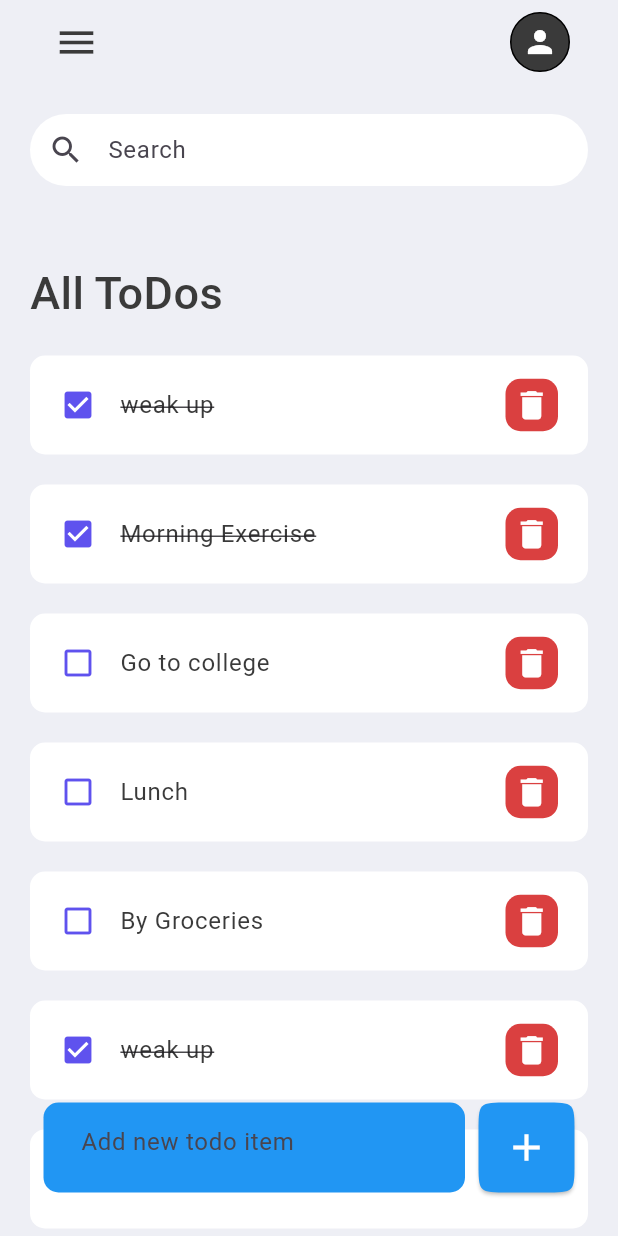
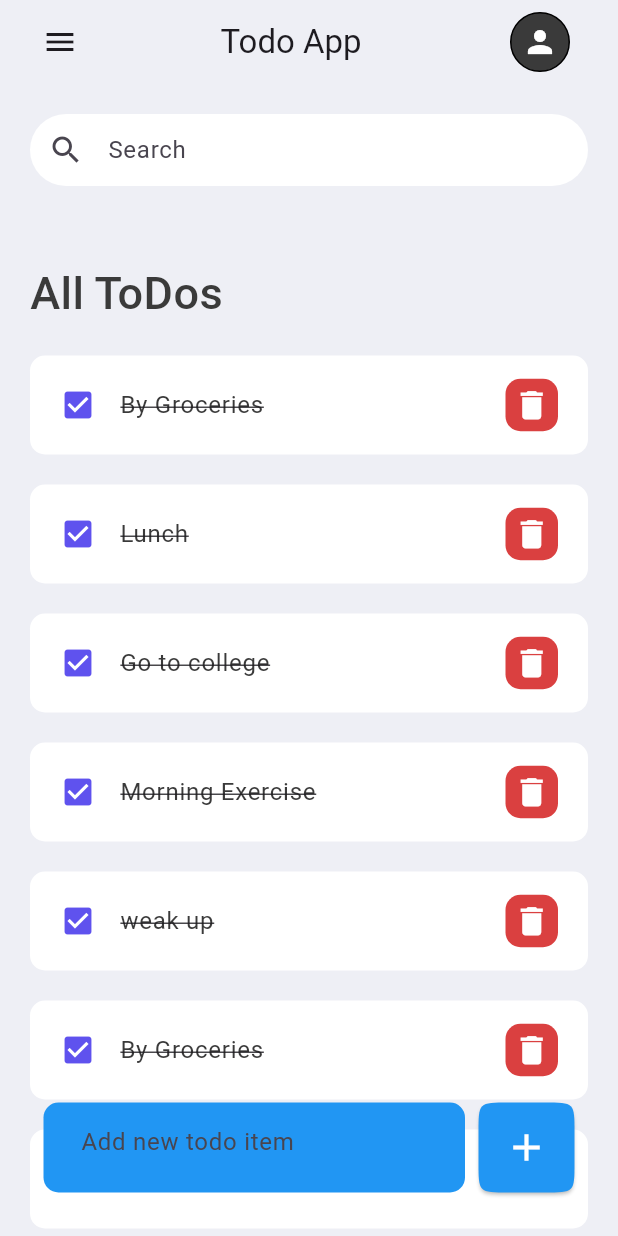
Before and after one commit to rakesh-nv/ToDoApp, a Flutter app: the screen it shows after launch, on a phone screen of 412 x 824 dp. Run offline on Flutter 3.47's test engine with Material 3 defaults, Android fonts, the phone set to English and light mode, and no system bars.

```diff
--- a/ToDo/lib/Home.dart
+++ b/ToDo/lib/Home.dart
@@ -4,13 +4,114 @@ import 'package:todo/constants/colors.dart';
 import 'constants/todo_item.dart';
 import 'model/todo.dart';
 
-class Home extends StatelessWidget {
+class Home extends StatefulWidget {
   Home({super.key});
 
+  @override
+  State<Home> createState() => _HomeState();
+}
+
+class _HomeState extends State<Home> {
   final todosList = ToDo.todoList();
+  List<ToDo> _foundToDo = [];
+  final todoController = TextEditingController();
+
+  @override
+  void initState() {
+    _foundToDo = todosList;
+    super.initState();
+  }
 
   @override
   Widget build(BuildContext context) {
+    drawer:
+    Drawer(
+      child: ListView(
+        // Important: Remove any padding from the ListView.
+        padding: EdgeInsets.zero,
+        children: [
+          const DrawerHeader(
+            decoration: BoxDecoration(
+              color: Colors.blue,
+            ),
+            child: Text('Drawer Header'),
+          ),
+          ListTile(
+            title: const Text('Home'),
+            // selected: _selectedIndex == 0,
+            onTap: () {
+              // Update the state of the app
+              //_onItemTapped(0);
+              // Then close the drawer
+              Navigator.pop(context);
+            },
+          ),
+          ListTile(
+            title: const Text('Business'),
+            //selected: _selectedIndex == 1,
+            onTap: () {
+              // Update the state of the app
+              // _onItemTapped(1);
+              // Then close the drawer
+              Navigator.pop(context);
+            },
+          ),
+          ListTile(
+            title: const Text('School'),
+            // selected: _selectedIndex == 2,
+            onTap: () {
+              // Update the state of the app
+              //  _onItemTapped(2);
+              // Then close the drawer
+              Navigator.pop(context);
+            },
+          ),
+        ],
+      ),
+    );
+
+    void _handleToDoChange(ToDo todo) {
+      setState(() {
+        todo.isDone = !todo.isDone;
+      });
+    }
+
+    void _deleteToDoItem(String id) {
+      setState(() {
+        todosList.removeWhere((item) => item.id == id);
+      });
+    }
+
+    void _addToDoItem(String toDo) {
+      setState(
+        () {
+          todosList.add(
+            ToDo(
+              id: DateTime.now().millisecondsSinceEpoch.toString(),
+              todoText: toDo,
+            ),
+          );
+        },
+      );
+      todoController.clear();
+    }
+
+    void _runFilter(String enterdKeyword) {
+      List<ToDo> result = [];
+      if (enterdKeyword.isEmpty) {
+        result = todosList;
+      } else {
+        result = todosList
+            .where((item) => item.todoText!
+                .toLowerCase()
+                .contains(enterdKeyword.toLowerCase()))
+            .toList();
+      }
+      setState(() {
+        _foundToDo = result;
+      });
+    }
+
     return Scaffold(
       backgroundColor: tdBGColor,
       appBar: AppBar(
@@ -18,14 +119,25 @@ class Home extends StatelessWidget {
         title: Row(
           mainAxisAlignment: MainAxisAlignment.spaceBetween,
           children: [
-            const Padding(
-              padding: EdgeInsets.only(left: 20),
-              child: Icon(
-                Icons.menu,
-                size: 30,
-                color: tdBlack,
-              ),
-            ),
+            // const Padding(
+            //   padding: EdgeInsets.only(left: 20),
+            //   child: Icon(
+            //     Icons.menu,
+            //     size: 30,
+            //     color: tdBlack,
+            //   ),
+            // ),
+
+            Builder(builder: (context) {
+              return IconButton(
+                onPressed: () {
+                  Scaffold.of(context).openDrawer();
+                },
+                icon: Icon(Icons.menu),
+              );
+            }),
+            const Text('Todo App'),
+            // profinle
             Container(
               height: 40,
               width: 40,
@@ -57,8 +169,9 @@ class Home extends StatelessWidget {
                       borderRadius: BorderRadius.circular(40),
                       color: Colors.white,
                     ),
-                    child: const TextField(
-                      decoration: InputDecoration(
+                    child: TextField(
+                      onChanged:(value) => _runFilter(value),
+                      decoration: const InputDecoration(
                         hintText: 'Search',
                         prefixIcon: Icon(Icons.search),
                         contentPadding: EdgeInsets.only(left: 30),
@@ -87,9 +200,11 @@ class Home extends StatelessWidget {
                             ),
                           ),
                         ),
-                        for (ToDo todo in todosList)
+                        for (ToDo todo in _foundToDo.reversed)
                           TodoItem(
                             toDo: todo,
+                            onToDoChanged: _handleToDoChange,
+                            onDeleteItem: _deleteToDoItem,
                           ),
                       ],
                     ),
@@ -110,10 +225,11 @@ class Home extends StatelessWidget {
                               decoration: BoxDecoration(
                                   borderRadius: BorderRadius.circular(10),
                                   color: Colors.blue),
-                              child: const Padding(
-                                padding: EdgeInsets.all(9),
+                              child: Padding(
+                                padding: const EdgeInsets.all(9),
                                 child: TextField(
-                                  decoration: InputDecoration(
+                                  controller: todoController,
+                                  decoration: const InputDecoration(
                                       hintText: 'Add new todo item',
                                       border: OutlineInputBorder(
                                           borderSide: BorderSide.none)),
@@ -124,6 +240,7 @@ class Home extends StatelessWidget {
                           ElevatedButton(
                               onPressed: () {
                                 debugPrint('hello');
+                                _addToDoItem(todoController.text);
                               },
                               style: ElevatedButton.styleFrom(
                                   backgroundColor: Colors.blue,
--- a/ToDo/lib/constants/todo_item.dart
+++ b/ToDo/lib/constants/todo_item.dart
@@ -5,15 +5,19 @@ import '../model/todo.dart';
 
 class TodoItem extends StatelessWidget {
   final ToDo toDo;
+  final onToDoChanged;
+  final onDeleteItem;
 
-  const TodoItem({super.key, required this.toDo});
+  const TodoItem({super.key, required this.toDo,required this.onDeleteItem, this.onToDoChanged});
 
   @override
   Widget build(BuildContext context) {
     return Container(
       margin: const EdgeInsets.only(bottom: 20),
       child: ListTile(
-        onTap: () {},
+        onTap: () {
+          onToDoChanged(toDo);
+        },
         shape: RoundedRectangleBorder(
           borderRadius: BorderRadius.circular(10),
         ),
@@ -42,6 +46,7 @@ class TodoItem extends StatelessWidget {
               padding: const EdgeInsets.all(5),
               onPressed: () {
                 debugPrint('clicked on delete');
+                onDeleteItem(toDo.id);
               },
               icon: const Icon(
                 color: Colors.white,
--- a/ToDo/lib/model/todo.dart
+++ b/ToDo/lib/model/todo.dart
@@ -11,17 +11,16 @@ class ToDo {
 
   static List<ToDo> todoList() {
     return [
-      ToDo(id: '01', todoText: 'weak up', isDone: true),
-      ToDo(id: '02', todoText: 'Morning Exercise',isDone: true),
-      ToDo(id: '03', todoText: 'Go to college'),
-      ToDo(id: '04', todoText: 'Lunch'),
-      ToDo(id: '05', todoText: 'By Groceries'),
-
-      ToDo(id: '01', todoText: 'weak up', isDone: true),
-      ToDo(id: '02', todoText: 'Morning Exercise',isDone: true),
-      ToDo(id: '03', todoText: 'Go to college'),
-      ToDo(id: '04', todoText: 'Lunch'),
-      ToDo(id: '05', todoText: 'By Groceries')
+       ToDo(id: '01', todoText: 'weak up', isDone: true),
+       ToDo(id: '02', todoText: 'Morning Exercise',isDone: true),
+      ToDo(id: '03', todoText: 'Go to college',isDone: true),
+      ToDo(id: '04', todoText: 'Lunch',isDone: true),
+      ToDo(id: '05', todoText: 'By Groceries',isDone: true),
+      ToDo(id: '06', todoText: 'weak up', isDone: true),
+      ToDo(id: '07', todoText: 'Morning Exercise',isDone: true),
+      ToDo(id: '08', todoText: 'Go to college',isDone: true),
+      ToDo(id: '09', todoText: 'Lunch',isDone: true),
+      ToDo(id: '10', todoText: 'By Groceries',isDone: true)
     ];
   }
 }
```
